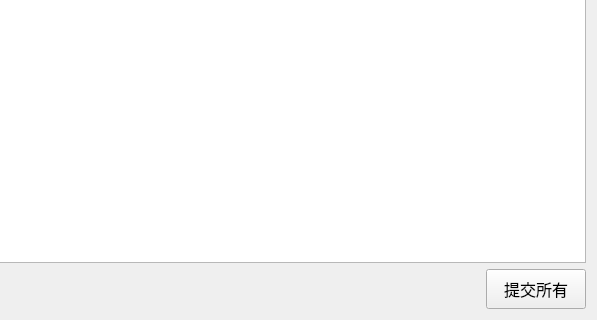
The window that labelcommit.ui (tsukishima1321/Closet) describes before a commit, drawn with Qt 5; both pictures show x 403 to 1000 and y 380 to 700 of the 1000 by 700 pixel window.
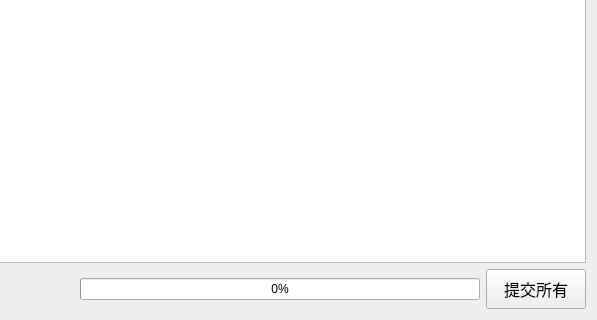
The same window after the commit.

What changed in the file:
```diff
--- a/labelcommit.ui
+++ b/labelcommit.ui
@@ -101,6 +101,25 @@
        </property>
       </spacer>
      </item>
+     <item>
+      <widget class="QProgressBar" name="progressBar">
+       <property name="sizePolicy">
+        <sizepolicy hsizetype="Fixed" vsizetype="Fixed">
+         <horstretch>0</horstretch>
+         <verstretch>0</verstretch>
+        </sizepolicy>
+       </property>
+       <property name="minimumSize">
+        <size>
+         <width>400</width>
+         <height>0</height>
+        </size>
+       </property>
+       <property name="value">
+        <number>0</number>
+       </property>
+      </widget>
+     </item>
      <item>
       <widget class="QPushButton" name="pushButtonCommitAll">
        <property name="sizePolicy">
```
